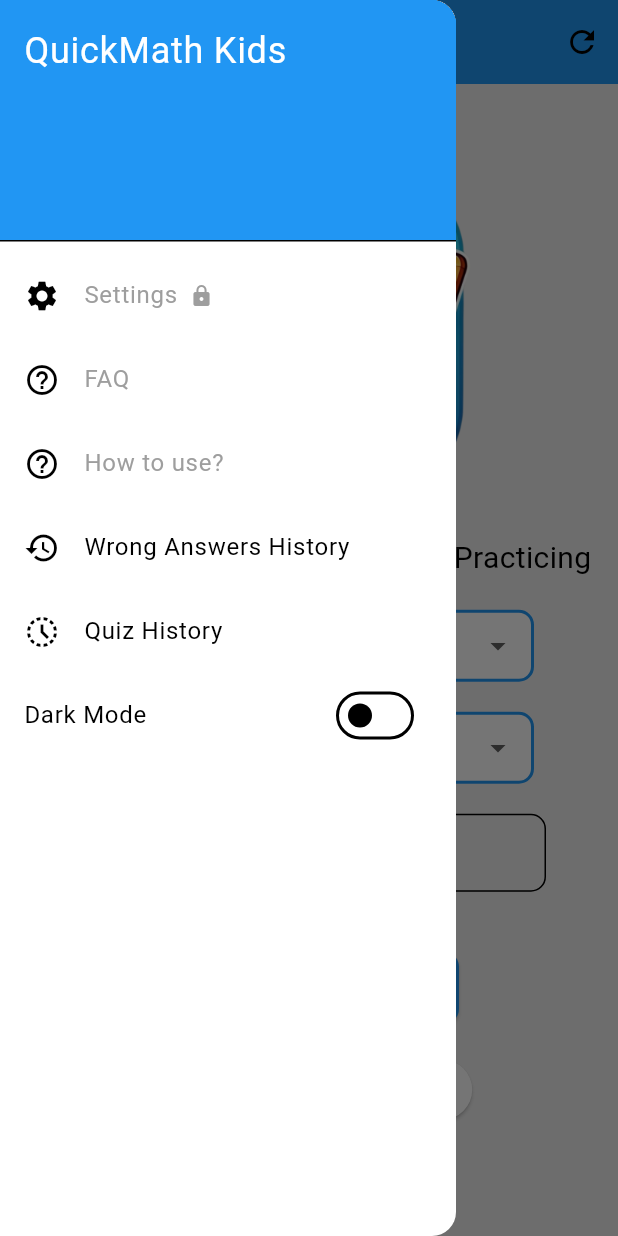
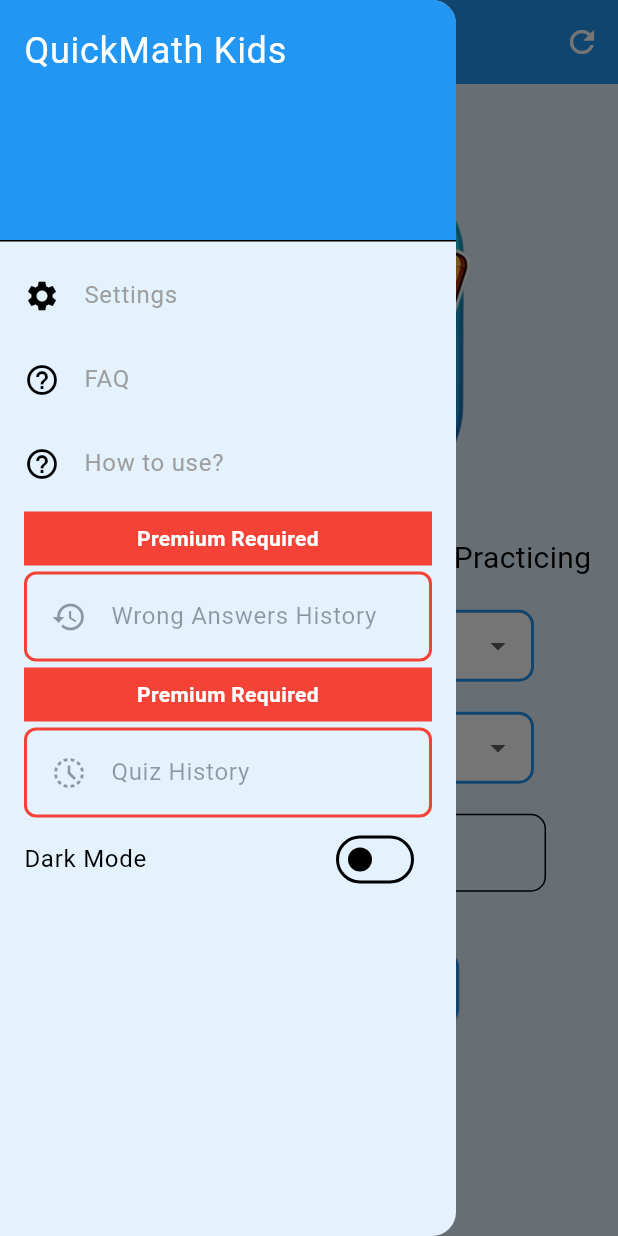
Before and after one commit to nzcv/QuickMath_Kids, a Flutter app: the screen it shows after launch, with the side drawer open, on a phone screen of 412 x 824 dp. Run offline on Flutter 3.47's test engine with Material 3 defaults, Android fonts, the phone set to English and light mode, and no system bars; our stand-ins replace confetti, firebase_core, flutter_riverpod, flutter_secure_storage, flutter_tts, in_app_purchase and 3 more; accounts and stored records are empty.

Commit message:
minor ui update in drawer

```diff
--- /dev/null
+++ b/lib/app_theme.dart
@@ -0,0 +1,91 @@
+import 'package:flutter/material.dart';
+import 'package:flutter_riverpod/flutter_riverpod.dart';
+import 'package:QuickMath_Kids/billing/billing_service.dart';
+
+class AppTheme {
+  static ThemeData getTheme(WidgetRef ref, bool isDarkMode) {
+    final billingService = ref.watch(billingServiceProvider);
+    final bool isPremium = billingService.isPremium;
+
+    // Define colors
+    final Color primaryColor = isPremium ? Colors.amber : Colors.blue;
+    final Color secondaryColor = isPremium ? Colors.blue : Colors.amber;
+    final Color surfaceColor = isDarkMode
+        ? Colors.grey[900]!
+        : (isPremium ? Colors.amber[50]! : Colors.blue[50]!);
+    final Color backgroundColor = isDarkMode
+        ? Colors.grey[850]!
+        : (isPremium ? Colors.amber[100]! : Colors.blue[100]!);
+    final Color onPrimaryColor = isPremium ? Colors.black : Colors.white;
+    final Color onSurfaceColor = isDarkMode ? Colors.white : Colors.black;
+
+    return ThemeData(
+      brightness: isDarkMode ? Brightness.dark : Brightness.light,
+      primaryColor: primaryColor,
+      colorScheme: ColorScheme(
+        brightness: isDarkMode ? Brightness.dark : Brightness.light,
+        primary: primaryColor,
+        onPrimary: onPrimaryColor,
+        secondary: secondaryColor,
+        onSecondary: onPrimaryColor,
+        surface: surfaceColor,
+        onSurface: onSurfaceColor,
+        background: backgroundColor,
+        onBackground: onSurfaceColor,
+        error: Colors.red,
+        onError: Colors.white,
+      ),
+      appBarTheme: AppBarTheme(
+        backgroundColor: primaryColor,
+        foregroundColor: onPrimaryColor,
+        titleTextStyle: TextStyle(
+          color: onPrimaryColor,
+          fontSize: 20,
+          fontWeight: FontWeight.bold,
+        ),
+      ),
+      elevatedButtonTheme: ElevatedButtonThemeData(
+        style: ElevatedButton.styleFrom(
+          backgroundColor: primaryColor,
+          foregroundColor: onPrimaryColor,
+          shape: RoundedRectangleBorder(
+            borderRadius: BorderRadius.circular(20),
+          ),
+          padding: const EdgeInsets.symmetric(vertical: 12, horizontal: 20),
+        ),
+      ),
+      cardTheme: CardTheme(
+        color: surfaceColor,
+        elevation: 4,
+        shape: RoundedRectangleBorder(
+          borderRadius: BorderRadius.circular(16),
+        ),
+      ),
+      textTheme: TextTheme(
+        headlineMedium: TextStyle(
+          fontSize: 28,
+          fontWeight: FontWeight.bold,
+          color: primaryColor,
+        ),
+        titleLarge: TextStyle(
+          fontSize: 20,
+          fontWeight: FontWeight.bold,
+          color: onSurfaceColor,
+        ),
+        bodyLarge: TextStyle(
+          fontSize: 16,
+          color: onSurfaceColor,
+        ),
+        titleMedium: TextStyle(
+          fontSize: 16,
+          color: onSurfaceColor,
+        ),
+      ),
+      iconTheme: IconThemeData(
+        color: secondaryColor, // Blue icons when premium, gold when not
+      ),
+      dividerColor: secondaryColor.withOpacity(0.3),
+      scaffoldBackgroundColor: backgroundColor,
+    );
+  }
+}
--- a/lib/main.dart
+++ b/lib/main.dart
@@ -7,12 +7,13 @@ import 'package:QuickMath_Kids/question_logic/question_generator.dart';
 import 'package:flutter_riverpod/flutter_riverpod.dart';
 import 'package:shared_preferences/shared_preferences.dart';
 import 'package:QuickMath_Kids/billing/billing_service.dart';
+import 'app_theme.dart';
 
 void main() async {
   WidgetsFlutterBinding.ensureInitialized();
   final container = ProviderContainer();
   await container.read(billingServiceProvider).initialize();
-  runApp(UncontrolledProviderScope(container: container, child: MyApp()));
+  runApp(UncontrolledProviderScope(container: container, child: const MyApp()));
 }
 
 class MyApp extends StatefulWidget {
@@ -96,34 +97,13 @@ class _MyAppState extends State<MyApp> {
 
   @override
   Widget build(BuildContext context) {
-    final theme = ThemeData(
-      colorScheme: _isDarkMode
-          ? const ColorScheme.dark(
-              primary: Colors.blue,
-              onPrimary: Colors.white,
-              surface: Colors.black, // Changed to black for dark mode
-              onSurface: Colors.white,
-            )
-          : const ColorScheme.light(
-              primary: Colors.blue,
-              onPrimary: Colors.white,
-              surface: Colors.white,
-              onSurface: Colors.black,
-            ),
-      scaffoldBackgroundColor:
-          _isDarkMode ? Colors.black : Colors.grey[200], // Black in dark mode
-    );
-
+    return Consumer(
+      builder: (context, ref, child) {
         return MaterialApp(
           debugShowCheckedModeBanner: false,
-      theme: theme,
-      home: Consumer(
-        builder: (context, ref, child) {
-          return Scaffold(
-            backgroundColor: theme.colorScheme.surface,
-            body: Consumer(
-              builder: (context, ref, child) {
-                return activeScreen == 'start_screen'
+          theme: AppTheme.getTheme(ref, _isDarkMode),
+          home: Scaffold(
+            body: activeScreen == 'start_screen'
                 ? StartScreen(
                     switchToPracticeScreen,
                     switchToStartScreen,
@@ -132,8 +112,7 @@ class _MyAppState extends State<MyApp> {
                   )
                 : activeScreen == 'practice_screen'
                     ? PracticeScreen(
-                            (questions, correctAnswers, time, operation, range,
-                                    timeLimit) =>
+                        (questions, correctAnswers, time, operation, range, timeLimit) =>
                             switchToResultScreen(
                           questions,
                           correctAnswers,
@@ -156,12 +135,10 @@ class _MyAppState extends State<MyApp> {
                         operation: _selectedOperation,
                         range: _selectedRange,
                         timeLimit: _selectedTimeLimit,
-                          );
-              },
+                      ),
           ),
         );
       },
-      ),
     );
   }
 }
--- a/lib/screens/home_screen/home_page.dart
+++ b/lib/screens/home_screen/home_page.dart
@@ -81,8 +81,7 @@ class _StartScreenState extends ConsumerState<StartScreen> {
                                 _noLimit = value;
                               });
                             },
-                            activeTrackColor:
-                                Theme.of(context).colorScheme.primary,
+                            activeTrackColor: Theme.of(context).colorScheme.primary,
                           ),
                         ],
                       ),
@@ -106,21 +105,13 @@ class _StartScreenState extends ConsumerState<StartScreen> {
                             final isSelected = minute == _selectedMinutes;
                             return Center(
                               child: Container(
-                                padding: const EdgeInsets.symmetric(
-                                    vertical: 8, horizontal: 16),
+                                padding: const EdgeInsets.symmetric(vertical: 8, horizontal: 16),
                                 decoration: BoxDecoration(
                                   color: isSelected
-                                      ? Theme.of(context)
-                                          .colorScheme
-                                          .primary
-                                          .withOpacity(0.2)
+                                      ? Theme.of(context).colorScheme.primary.withOpacity(0.2)
                                       : Colors.transparent,
                                   border: isSelected
-                                      ? Border.all(
-                                          color: Theme.of(context)
-                                              .colorScheme
-                                              .primary,
-                                          width: 2)
+                                      ? Border.all(color: Theme.of(context).colorScheme.primary, width: 2)
                                       : null,
                                   borderRadius: BorderRadius.circular(8),
                                 ),
@@ -130,12 +121,8 @@ class _StartScreenState extends ConsumerState<StartScreen> {
                                     fontSize: 20,
                                     color: isSelected
                                         ? Theme.of(context).colorScheme.primary
-                                        : Theme.of(context)
-                                            .colorScheme
-                                            .onSurface,
-                                    fontWeight: isSelected
-                                        ? FontWeight.bold
-                                        : FontWeight.normal,
+                                        : Theme.of(context).colorScheme.onSurface,
+                                    fontWeight: isSelected ? FontWeight.bold : FontWeight.normal,
                                   ),
                                 ),
                               ),
@@ -158,12 +145,10 @@ class _StartScreenState extends ConsumerState<StartScreen> {
                       Navigator.pop(context);
                     },
                     style: ElevatedButton.styleFrom(
-                      padding: const EdgeInsets.symmetric(
-                          horizontal: 20, vertical: 12),
+                      padding: const EdgeInsets.symmetric(horizontal: 20, vertical: 12),
                       backgroundColor: Theme.of(context).colorScheme.primary,
                     ),
-                    child: const Text('Confirm',
-                        style: TextStyle(color: Colors.black)),
+                    child: const Text('Confirm', style: TextStyle(color: Colors.black)),
                   ),
                 ],
               ),
@@ -196,8 +181,7 @@ class _StartScreenState extends ConsumerState<StartScreen> {
                 ? const SizedBox(
                     height: 20,
                     width: 20,
-                    child: CircularProgressIndicator(
-                        strokeWidth: 2, color: Colors.white),
+                    child: CircularProgressIndicator(strokeWidth: 2, color: Colors.white),
                   )
                 : const Icon(Icons.refresh),
             onPressed: _isRestoring
@@ -213,13 +197,11 @@ class _StartScreenState extends ConsumerState<StartScreen> {
                     });
                     if (billingService.isPremium) {
                       ScaffoldMessenger.of(context).showSnackBar(
-                        const SnackBar(
-                            content: Text('Premium status restored')),
+                        const SnackBar(content: Text('Premium status restored')),
                       );
                     } else {
                       ScaffoldMessenger.of(context).showSnackBar(
-                        const SnackBar(
-                            content: Text('No premium purchase found')),
+                        const SnackBar(content: Text('No premium purchase found')),
                       );
                     }
                   },
@@ -227,8 +209,7 @@ class _StartScreenState extends ConsumerState<StartScreen> {
         ],
       ),
       drawer: _buildDrawer(context),
-      backgroundColor: theme
-          .scaffoldBackgroundColor,
+      backgroundColor: theme.colorScheme.surface,
       body: SingleChildScrollView(
         padding: const EdgeInsets.all(16.0),
         child: Column(
@@ -330,12 +311,10 @@ class _StartScreenState extends ConsumerState<StartScreen> {
                 await billingService.resetPremium();
                 setState(() {});
                 ScaffoldMessenger.of(context).showSnackBar(
-                  const SnackBar(
-                      content: Text(
-                          'Premium status reset. Cancel the purchase in Google Play Console to repurchase.')),
+                  const SnackBar(content: Text('Premium access reset. You can purchase again.')),
                 );
               },
-              child: const Text('Reset Premium for Testing'),
+              child: const Text('Reset Premium'),
             ),
           ],
         ),
@@ -344,7 +323,7 @@ class _StartScreenState extends ConsumerState<StartScreen> {
   }
 
   Widget _buildDrawer(BuildContext context) {
-    final billingService = ref.read(billingServiceProvider);
+    final billingService = ref.watch(billingServiceProvider);
 
     return Drawer(
       child: ListView(
@@ -357,32 +336,13 @@ class _StartScreenState extends ConsumerState<StartScreen> {
           ),
           ListTile(
             leading: const Icon(Icons.settings),
-            title: Row(
-              children: [
-                const Text('Settings', style: TextStyle(color: Colors.grey)),
-                if (!billingService.isPremium)
-                  const Padding(
-                    padding: EdgeInsets.only(left: 8.0),
-                    child: Icon(Icons.lock, size: 16, color: Colors.grey),
-                  ),
-              ],
-            ),
+            title: const Text('Settings', style: TextStyle(color: Colors.grey)),
             onTap: () {
-              if (billingService.isPremium) {
               Navigator.pop(context);
               Navigator.push(
                 context,
-                  MaterialPageRoute(
-                      builder: (context) => const SettingsScreen()),
+                MaterialPageRoute(builder: (context) => const SettingsScreen()),
               );
-              } else {
-                Navigator.pop(context);
-                Navigator.push(
-                  context,
-                  MaterialPageRoute(
-                      builder: (context) => const PurchaseScreen()),
-                );
-              }
             },
           ),
           ListTile(
@@ -398,8 +358,7 @@ class _StartScreenState extends ConsumerState<StartScreen> {
           ),
           ListTile(
             leading: const Icon(Icons.help_outline),
-            title:
-                const Text('How to use?', style: TextStyle(color: Colors.grey)),
+            title: const Text('How to use?', style: TextStyle(color: Colors.grey)),
             onTap: () {
               Navigator.pop(context);
               Navigator.push(
@@ -408,31 +367,85 @@ class _StartScreenState extends ConsumerState<StartScreen> {
               );
             },
           ),
-          ListTile(
+          if (!billingService.isPremium)
+            Container(
+              color: Colors.red,
+              padding: const EdgeInsets.all(8.0),
+              margin: const EdgeInsets.symmetric(horizontal: 16.0, vertical: 4.0),
+              child: const Text(
+                'Premium Required',
+                style: TextStyle(color: Colors.white, fontWeight: FontWeight.bold),
+                textAlign: TextAlign.center,
+              ),
+            ),
+          Container(
+            margin: const EdgeInsets.symmetric(horizontal: 16.0),
+            decoration: !billingService.isPremium
+                ? BoxDecoration(
+                    border: Border.all(color: Colors.red, width: 2),
+                    borderRadius: BorderRadius.circular(8.0),
+                  )
+                : null,
+            child: ListTile(
               leading: const Icon(Icons.history),
               title: const Text('Wrong Answers History'),
+              enabled: billingService.isPremium,
               onTap: () {
+                if (billingService.isPremium) {
                   Navigator.push(
                     context,
                     MaterialPageRoute(
                       builder: (context) => const WrongAnswersScreen(),
                     ),
                   );
+                } else {
+                  Navigator.push(
+                    context,
+                    MaterialPageRoute(builder: (context) => const PurchaseScreen()),
+                  );
+                }
               },
             ),
-          ListTile(
+          ),
+          if (!billingService.isPremium)
+            Container(
+              color: Colors.red,
+              padding: const EdgeInsets.all(8.0),
+              margin: const EdgeInsets.symmetric(horizontal: 16.0, vertical: 4.0),
+              child: const Text(
+                'Premium Required',
+                style: TextStyle(color: Colors.white, fontWeight: FontWeight.bold),
+                textAlign: TextAlign.center,
+              ),
+            ),
+          Container(
+            margin: const EdgeInsets.symmetric(horizontal: 16.0),
+            decoration: !billingService.isPremium
+                ? BoxDecoration(
+                    border: Border.all(color: Colors.red, width: 2),
+                    borderRadius: BorderRadius.circular(8.0),
+                  )
+                : null,
+            child: ListTile(
               leading: const Icon(Icons.history_toggle_off),
               title: const Text('Quiz History'),
+              enabled: billingService.isPremium,
               onTap: () {
-              Navigator.pop(context);
+                if (billingService.isPremium) {
                   Navigator.push(
                     context,
                     MaterialPageRoute(
-                  builder: (context) =>
-                      QuizHistoryScreen(widget.switchToStartScreen),
+                      builder: (context) => QuizHistoryScreen(widget.switchToStartScreen),
                     ),
                   );
+                } else {
+                  Navigator.push(
+                    context,
+                    MaterialPageRoute(builder: (context) => const PurchaseScreen()),
+                  );
+                }
               },
+            ),
           ),
           SwitchListTile(
             title: const Text("Dark Mode"),
--- a/pubspec.yaml
+++ b/pubspec.yaml
@@ -2,7 +2,7 @@ name: QuickMath_Kids
 description: "A new Flutter project."
 publish_to: 'none'
 
-version: 3.0.0+7
+version: 3.0.1+8
 
 environment:
   sdk: ^3.5.2
```
Also changed, not shown: lib/billing/billing_service.dart (+31 -25 lines), 1 other file. Lines whose indentation alone changed are shown as unchanged.
